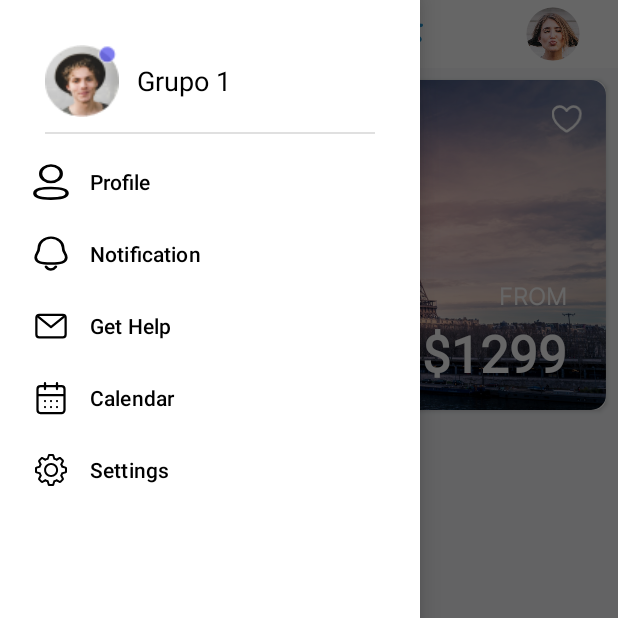
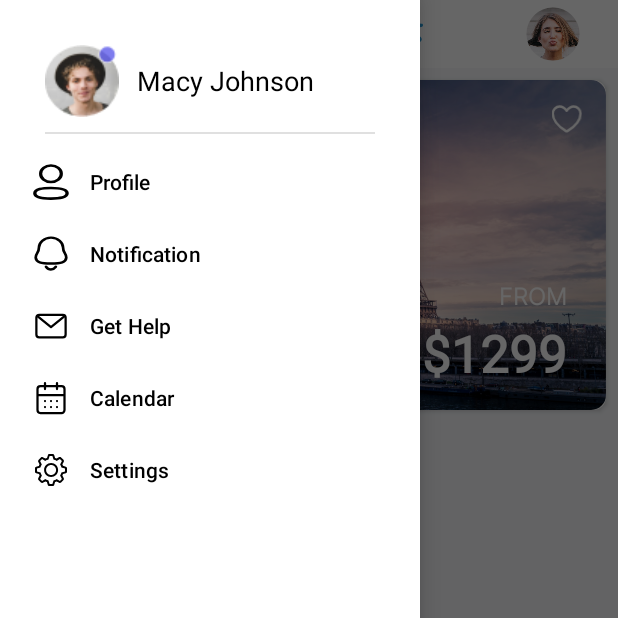
Before and after one commit to lucaslois/fickleflight, an Android app built with Jetpack Compose: the screen it shows after launch (MainActivity), with the side drawer open, on a phone screen of 412 x 824 dp, the top half of it. Run offline under Robolectric (Android 15) with nearby library versions, the phone set to English and light mode, and no system bars; our stand-ins replace navigation-ui; pictures from the network do not load.

Commit message:
Feature Drawer Menu

```diff
--- a/app/src/main/res/layout/nav_header.xml
+++ b/app/src/main/res/layout/nav_header.xml
@@ -2,7 +2,6 @@
 <androidx.constraintlayout.widget.ConstraintLayout
     xmlns:android="http://schemas.android.com/apk/res/android"
     xmlns:app="http://schemas.android.com/apk/res-auto"
-    xmlns:tools="http://schemas.android.com/tools"
     android:layout_width="match_parent"
     android:layout_height="wrap_content"
     android:fitsSystemWindows="true">
@@ -16,7 +15,7 @@
         android:layout_marginBottom="10dp"
         android:drawablePadding="12dp"
         android:gravity="center_vertical"
-        android:text="Grupo 1"
+        android:text="@string/macy_johnson"
         android:textAppearance="@style/Base.TextAppearance.AppCompat.Medium.Inverse"
         android:textColor="@color/black"
         app:drawableStartCompat="@drawable/avatar"
```
